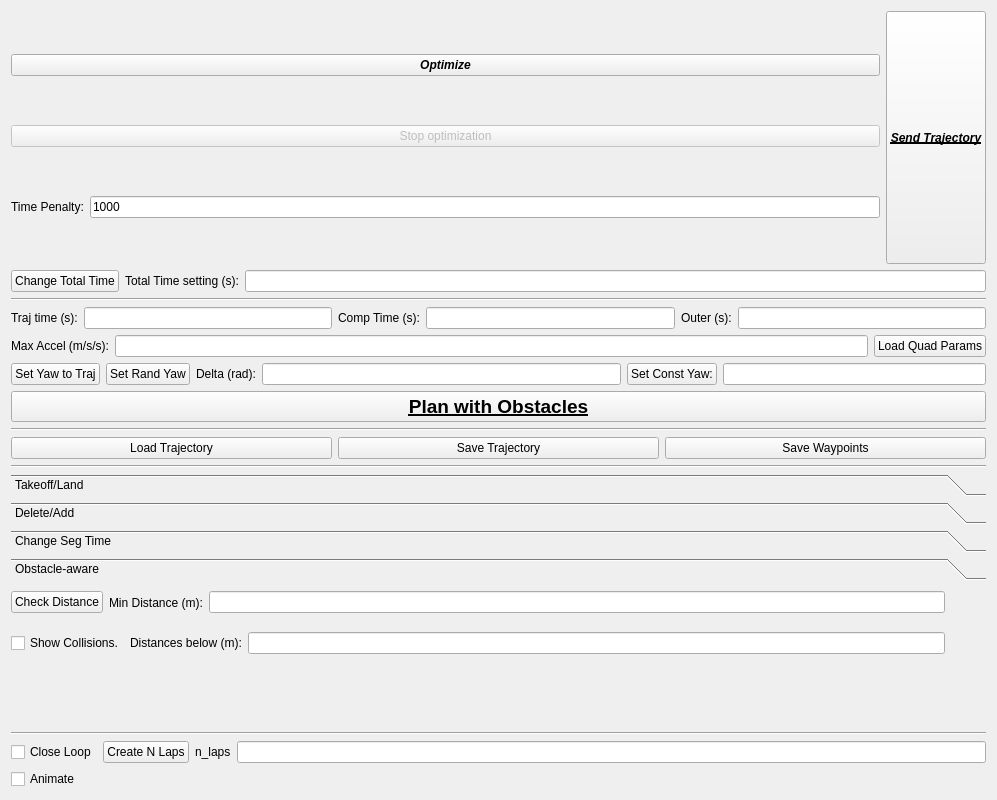
Before: the Qt Designer form resource/plan/Minsnap.ui in genemerewether/quest, drawn with Qt 5.
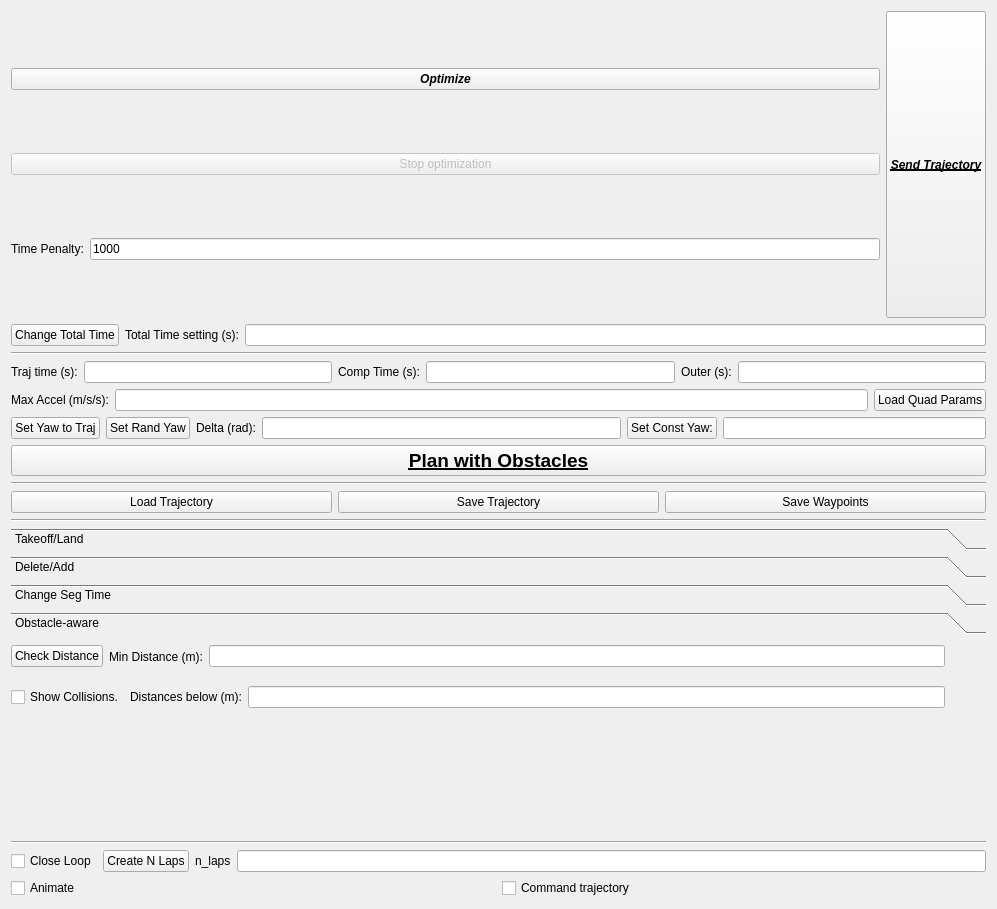
After: the same form once the commit is applied. The open tabs and pages were chosen to show the change.

What changed in the file:
```diff
--- a/resource/plan/Minsnap.ui
+++ b/resource/plan/Minsnap.ui
@@ -7,7 +7,7 @@
     <x>0</x>
     <y>0</y>
     <width>997</width>
-    <height>800</height>
+    <height>909</height>
    </rect>
   </property>
   <property name="windowTitle">
@@ -615,10 +615,18 @@
         </widget>
        </widget>
        <widget class="QWidget" name="page_2">
+        <property name="geometry">
+         <rect>
+          <x>0</x>
+          <y>0</y>
+          <width>961</width>
+          <height>161</height>
+         </rect>
+        </property>
         <attribute name="label">
          <string>Obstacle-aware</string>
         </attribute>
-        <widget class="QWidget" name="">
+        <widget class="QWidget" name="layoutWidget">
          <property name="geometry">
           <rect>
            <x>0</x>
@@ -647,7 +655,7 @@
           </item>
          </layout>
         </widget>
-        <widget class="QWidget" name="">
+        <widget class="QWidget" name="layoutWidget">
          <property name="geometry">
           <rect>
            <x>0</x>
@@ -719,11 +727,22 @@
       </layout>
      </item>
      <item>
-      <widget class="QCheckBox" name="animate_checkbox">
-       <property name="text">
-        <string>Animate</string>
-       </property>
-      </widget>
+      <layout class="QHBoxLayout" name="horizontalLayout_30">
+       <item>
+        <widget class="QCheckBox" name="animate_checkbox">
+         <property name="text">
+          <string>Animate</string>
+         </property>
+        </widget>
+       </item>
+       <item>
+        <widget class="QCheckBox" name="command_checkbox">
+         <property name="text">
+          <string>Command trajectory</string>
+         </property>
+        </widget>
+       </item>
+      </layout>
      </item>
      <item>
       <layout class="QHBoxLayout" name="horizontalLayout_16"/>
```
Left out of the diff: 24 changed lines with no effect on the pictures.
